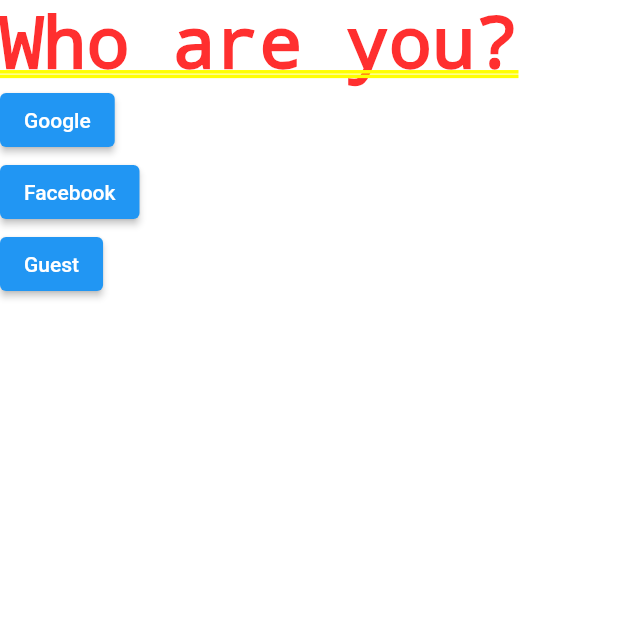
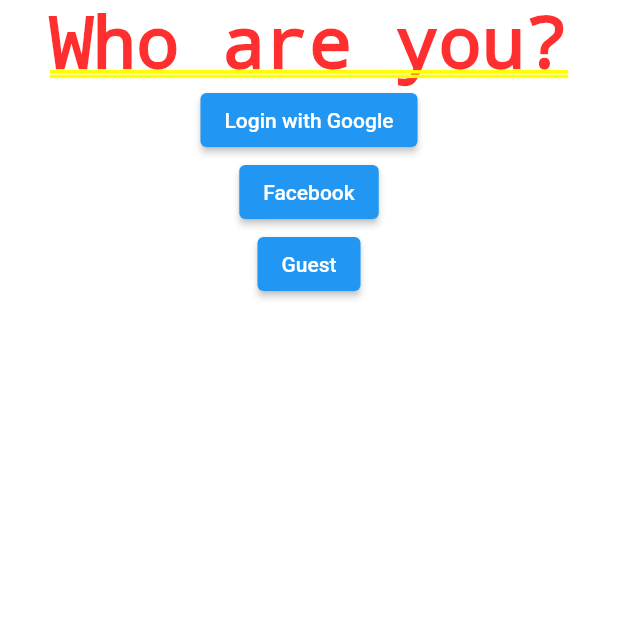
Before and after one commit to KuanTingLiu/Chef-Mike, a Flutter app: the screen it shows after launch, after a tap on "Start Exploring", on a phone screen of 412 x 824 dp, the top half of it. Run offline on Flutter 3.47's test engine with Material 2 defaults, Android fonts, the phone set to English and light mode, and no system bars; our stand-ins replace animated_text_kit, flutter_riverpod, riverpod.

Commit message:
File separation for each login method

```diff
--- /dev/null
+++ b/user_side/food_app/lib/components/facebook_login_button.dart
@@ -0,0 +1,12 @@
+import 'package:flutter/material.dart';
+import 'package:flutter_riverpod/flutter_riverpod.dart';
+
+class FBLoginButton extends ConsumerWidget {
+  const FBLoginButton({Key? key}) : super(key: key);
+
+  @override
+  Widget build(BuildContext context, WidgetRef ref) {
+    return ElevatedButton(
+        onPressed: () {}, child: const Text("Login with Facebook"));
+  }
+}
--- /dev/null
+++ b/user_side/food_app/lib/components/google_login_button.dart
@@ -0,0 +1,11 @@
+import 'package:flutter/material.dart';
+import 'package:flutter_riverpod/flutter_riverpod.dart';
+
+class GoogleLoginButton extends ConsumerWidget {
+  const GoogleLoginButton({Key? key}) : super(key: key);
+
+  @override
+  Widget build(BuildContext context, WidgetRef ref) {
+    return ElevatedButton(onPressed: () {}, child: Text("Login with Google"));
+  }
+}
--- a/user_side/food_app/lib/pages/login_page.dart
+++ b/user_side/food_app/lib/pages/login_page.dart
@@ -1,5 +1,6 @@
 import 'package:flutter/material.dart';
-import 'package:riverpod/riverpod.dart';
+import 'package:flutter_riverpod/flutter_riverpod.dart';
+import 'package:food_app/components/google_login_button.dart';
 
 class LoginPage extends StatefulWidget {
   const LoginPage({Key? key}) : super(key: key);
@@ -11,23 +12,28 @@ class LoginPage extends StatefulWidget {
 class LoginPageState extends State<LoginPage> {
   @override
   Widget build(BuildContext context) {
-    return Center(
+    return Container(
+      decoration: const BoxDecoration(color: Colors.white),
+      child: Center(
         child: Column(children: [
           Row(
-          children: [Text("Who are you?")],
+            mainAxisAlignment: MainAxisAlignment.center,
+            children: const <Widget>[Text("Who are you?")],
           ),
           // If not account setup previous when login to Google or Facebook
           // then create login page
-        Row(children: [
-          ElevatedButton(onPressed: () {}, child: Text("Google"))
-        ]),
-        Row(children: [
+          Row(
+              mainAxisAlignment: MainAxisAlignment.center,
+              children: const <Widget>[GoogleLoginButton()]),
+          Row(mainAxisAlignment: MainAxisAlignment.center, children: [
             ElevatedButton(onPressed: () {}, child: Text("Facebook"))
           ]),
           Row(
+            mainAxisAlignment: MainAxisAlignment.center,
             children: [ElevatedButton(onPressed: () {}, child: Text("Guest"))],
           )
         ]),
+      ),
     );
   }
 }
--- a/user_side/food_app/pubspec.yaml
+++ b/user_side/food_app/pubspec.yaml
@@ -36,7 +36,7 @@ dependencies:
   # The following adds the Cupertino Icons font to your application.
   # Use with the CupertinoIcons class for iOS style icons.
   cupertino_icons: ^1.0.2
-  riverpod: ^1.0.3+1
+  flutter_riverpod: ^1.0.4
   animated_text_kit: ^4.2.2
   firebase_auth: ^3.10.0
 
```
Also changed, not shown: user_side/food_app/lib/components/guest_login_button.dart (added, +13 -0 lines), user_side/food_app/pubspec.lock. Lines whose indentation alone changed are shown as unchanged.
